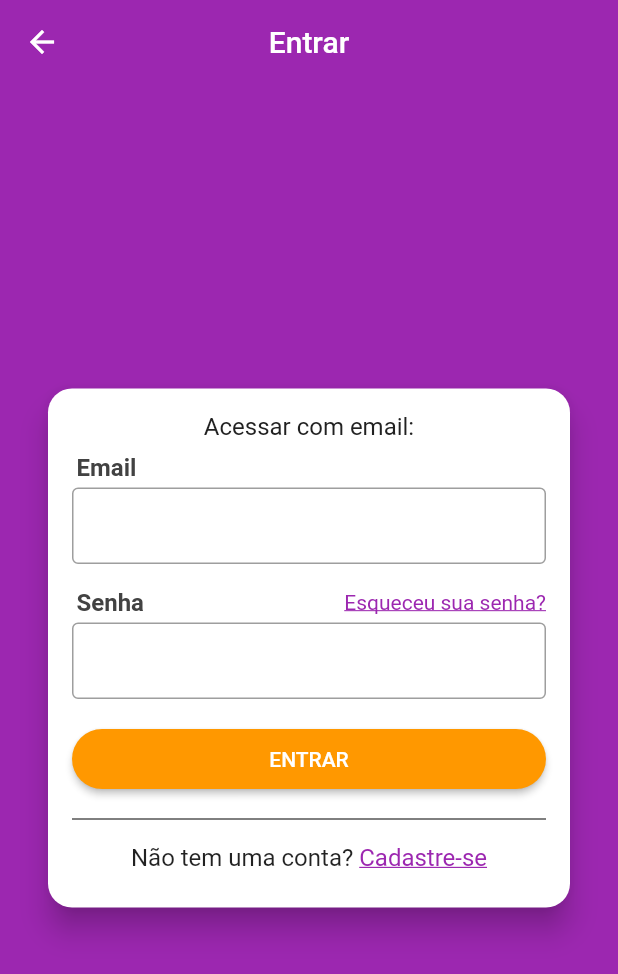
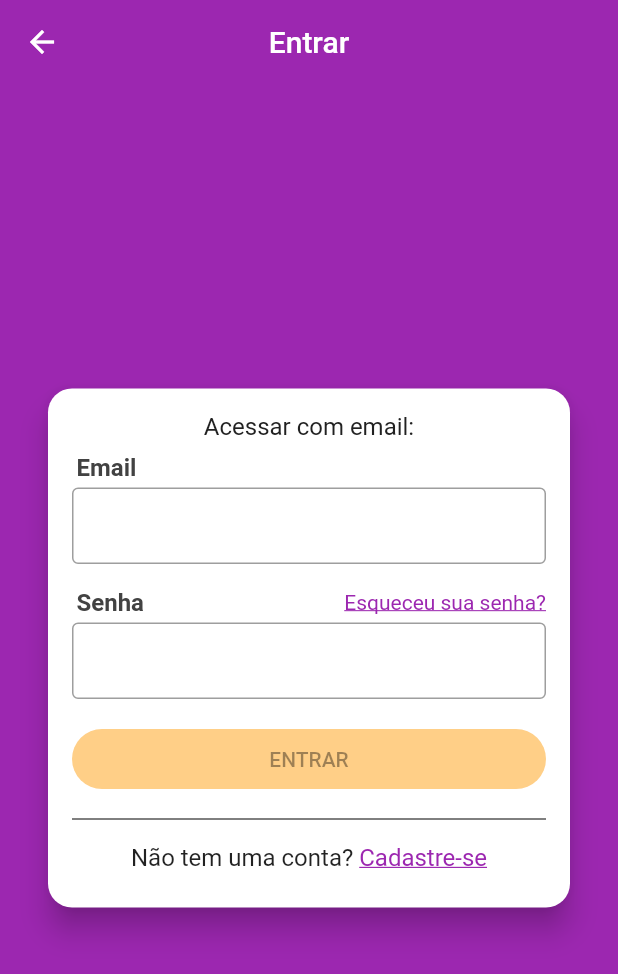
Before and after one commit to felipefranca824/Clone-Olx, a Flutter app: the screen it shows after launch, in the side drawer, after a tap on "Acesse sua conta agora", on a phone screen of 412 x 824 dp. Shown: the top 974 px of the screen. Run offline on Flutter 3.47's test engine with Material 2 defaults, Android fonts, the light colour scheme and no system bars; our stand-ins replace brasil_fields, flutter_mobx, get_it, mobx, parse_server_sdk; generated files the repository leaves out were written again.

Commit message:
Criada validacoes da tela de login

```diff
--- a/lib/screens/login/login_screen.dart
+++ b/lib/screens/login/login_screen.dart
@@ -1,9 +1,12 @@
 import 'package:clone_olx/screens/signup/signup_screen.dart';
+import 'package:clone_olx/stores/login/login_store.dart';
 import 'package:flutter/material.dart';
+import 'package:flutter_mobx/flutter_mobx.dart';
 
 class LoginScreen extends StatelessWidget {
-  const LoginScreen({Key? key}) : super(key: key);
+  LoginScreen({Key? key}) : super(key: key);
 
+  final LoginStore loginStore = LoginStore();
   @override
   Widget build(BuildContext context) {
     return Scaffold(
@@ -18,8 +21,8 @@ class LoginScreen extends StatelessWidget {
             padding: const EdgeInsets.only(bottom: 16),
             child: Card(
               margin: const EdgeInsets.symmetric(horizontal: 32),
-              shape:
-                  RoundedRectangleBorder(borderRadius: BorderRadius.circular(16)),
+              shape: RoundedRectangleBorder(
+                  borderRadius: BorderRadius.circular(16)),
               elevation: 8,
               child: Padding(
                 padding: const EdgeInsets.all(16),
@@ -33,7 +36,8 @@ class LoginScreen extends StatelessWidget {
                       style: TextStyle(fontSize: 16, color: Colors.grey[900]),
                     ),
                     Padding(
-                      padding: const EdgeInsets.only(left: 3, bottom: 4, top: 8),
+                      padding:
+                          const EdgeInsets.only(left: 3, bottom: 4, top: 8),
                       child: Text(
                         'Email',
                         style: TextStyle(
@@ -42,13 +46,17 @@ class LoginScreen extends StatelessWidget {
                             fontSize: 16),
                       ),
                     ),
-                    TextField(
+                    Observer(builder: (_) {
+                      return TextField(
                         decoration: InputDecoration(
                           border: const OutlineInputBorder(),
                           isDense: true,
+                          errorText: loginStore.emailError,
                         ),
                         keyboardType: TextInputType.emailAddress,
-                    ),
+                        onChanged: loginStore.setEmail,
+                      );
+                    }),
                     const SizedBox(
                       height: 16,
                     ),
@@ -76,25 +84,43 @@ class LoginScreen extends StatelessWidget {
                         ],
                       ),
                     ),
-                    TextField(
+                    Observer(builder: (_) {
+                      return TextField(
                         decoration: InputDecoration(
                             border: const OutlineInputBorder(),
                             isDense: true,
-                      ),
+                            errorText: loginStore.passwordError),
                         obscureText: true,
-                    ),
-                    Container(
+                        onChanged: loginStore.setPassword,
+                      );
+                    }),
+                    Observer(builder: (_) {
+                      return Container(
                         margin: const EdgeInsets.only(top: 20, bottom: 12),
                         height: 40,
                         child: ElevatedButton(
-                        onPressed: () {},
-                        child: Text('ENTRAR'),
-                        style: ElevatedButton.styleFrom(
-                            primary: Colors.orange,
-                            shape: RoundedRectangleBorder(
-                                borderRadius: BorderRadius.circular(20))),
+                          onPressed: loginStore.loginPressed,
+                          child: loginStore.loading
+                              ? CircularProgressIndicator(
+                                  color: Colors.white,
+                                )
+                              : Text('ENTRAR'),
+                          style: ButtonStyle(
+                              backgroundColor: loginStore.emailValid &&
+                                      loginStore.passwordValid &&
+                                      !loginStore.loading
+                                  ? MaterialStateProperty.all<Color>(
+                                      Colors.orange)
+                                  : MaterialStateProperty.all<Color>(
+                                      Colors.orange.withAlpha(120)),
+                              shape: MaterialStateProperty.all<
+                                      RoundedRectangleBorder>(
+                                  RoundedRectangleBorder(
+                                      borderRadius:
+                                          BorderRadius.circular(20)))),
                         ),
-                    ),
+                      );
+                    }),
                     Divider(
                       color: Colors.black,
                     ),
--- /dev/null
+++ b/lib/stores/login/login_store.dart
@@ -0,0 +1,54 @@
+import 'package:mobx/mobx.dart';
+import 'package:clone_olx/helpers/extensions.dart';
+part 'login_store.g.dart';
+
+
+class LoginStore = _LoginStoreBase with _$LoginStore;
+
+abstract class _LoginStoreBase with Store {
+  @observable
+  String? email;
+
+  @observable
+  String? password;
+
+  @observable
+  bool loading = false;
+
+  @action
+  void setEmail(String value) => email = value;
+
+  @action
+  void setPassword(String value) => password = value;
+
+  @computed
+  bool get emailValid => email != null && this.email!.isEmailValid();
+  get emailError {
+    if(email == null || emailValid)
+      return null;
+    else
+      return 'Email Inválido';
+  }
+
+  @computed
+  bool get passwordValid => this.password != null && this.password!.length >= 4;
+  get passwordError{
+    if(this.password == null || passwordValid)
+      return null;
+    else
+      return 'Senha inválida';
+
+  }
+
+  @computed
+  get loginPressed => emailValid && passwordValid && !loading ? _login : null;
+
+  @action
+  Future<void> _login() async {
+    loading = true;
+
+    await Future.delayed(Duration(seconds: 3));
+
+    loading = false;
+  }
+}
```
Also changed, not shown: lib/stores/login/login_store.g.dart (added). Lines whose indentation alone changed are shown as unchanged.
